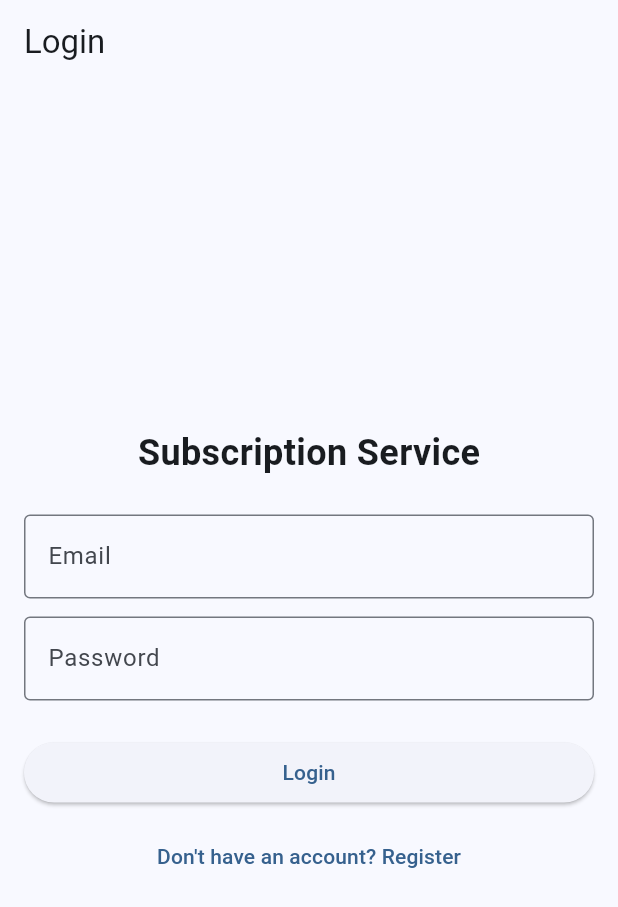
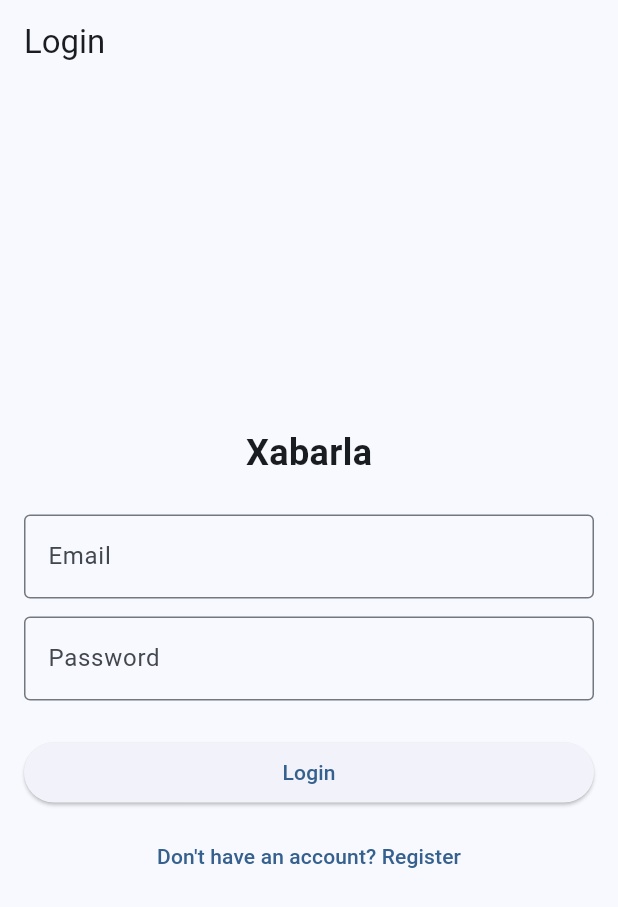
Before and after one commit to yerlanello/Subscription-Based-Content-Platform, a Flutter app: the screen it shows after launch, on a phone screen of 412 x 824 dp. Shown: the top 907 px of the screen. Run offline on Flutter 3.47's test engine with Material 3 defaults, Android fonts, the phone set to English and light mode, and no system bars; our stand-ins replace shared_preferences.

Commit message:
changed title for login page

```diff
--- a/subscription_app/lib/screens/login_page.dart
+++ b/subscription_app/lib/screens/login_page.dart
@@ -113,7 +113,7 @@ class _LoginPageState extends State<LoginPage> {
               mainAxisSize: MainAxisSize.min,
               children: [
                 const Text(
-                  'Subscription Service',
+                  'Xabarla',
                   style: TextStyle(fontSize: 24, fontWeight: FontWeight.bold),
                 ),
                 const SizedBox(height: 24),
```
